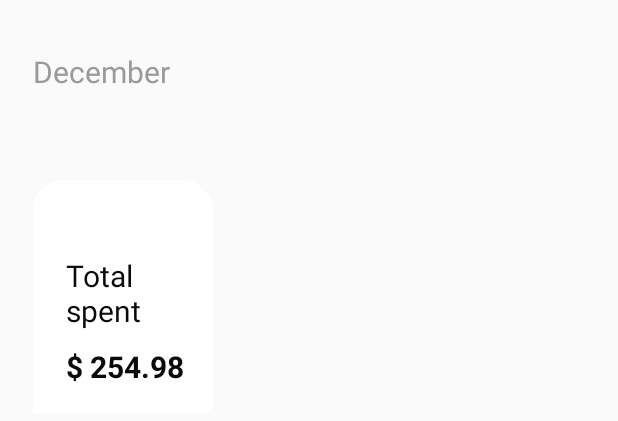
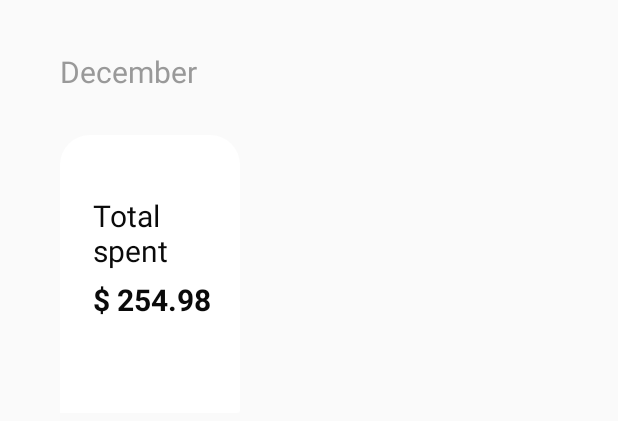
Before and after one commit to KevinLu/WatStats, an Android app: the layout monthlyspend_item.xml on its own in the app's theme, with its tools: preview values and no code run, on a phone screen of 412 x 824 dp. Shown: the top 421 px of the screen. Run offline under Robolectric (Android 15) with nearby library versions, the phone set to English and light mode, and no system bars.

Commit message:
Upgrade monthlySpending to ViewPager2 and fix margins for monthlySpend card

```diff
--- a/app/src/main/res/layout/fragment_home.xml
+++ b/app/src/main/res/layout/fragment_home.xml
@@ -32,7 +32,7 @@
         android:layout_marginTop="30dp"
         android:background="@drawable/rounded_corner" />
 
-    <androidx.viewpager.widget.ViewPager
+    <androidx.viewpager2.widget.ViewPager2
         android:id="@+id/monthly_spend_pager"
         android:layout_width="match_parent"
         android:layout_height="match_parent"
--- a/app/src/main/res/layout/monthlyspend_item.xml
+++ b/app/src/main/res/layout/monthlyspend_item.xml
@@ -3,7 +3,8 @@
     xmlns:app="http://schemas.android.com/apk/res-auto"
     android:orientation="vertical"
     android:layout_width="match_parent"
-    android:layout_height="match_parent">
+    android:layout_height="match_parent"
+    android:layout_marginStart="18dp">
 
     <androidx.cardview.widget.CardView
         android:layout_width="142dp"
@@ -25,16 +26,16 @@
 
         <RelativeLayout
             android:id="@+id/monthly_spend_card"
-            android:layout_marginTop="120dp"
+            android:layout_marginTop="90dp"
             android:layout_marginStart="22dp"
             android:layout_width="120dp"
-            android:layout_height="155dp"
+            android:layout_height="185dp"
             android:background="@drawable/monthlyspend_card_bg_inactive">
 
             <TextView
                 android:id="@+id/monthly_spend_text"
                 android:textColor="@color/almost"
-                android:layout_marginTop="50dp"
+                android:layout_marginTop="40dp"
                 android:layout_marginStart="22dp"
                 android:text="Total
                 spent"
@@ -45,7 +46,7 @@
             <TextView
                 android:id="@+id/monthly_spend_amount"
                 android:textColor="@color/almost"
-                android:layout_marginTop="10dp"
+                android:layout_marginTop="5dp"
                 android:layout_marginStart="22dp"
                 android:layout_below="@id/monthly_spend_text"
                 android:text="$ 254.98"
```
Also changed, not shown: app/src/main/java/com/kevinlu/watstats/HomeFragment.java (+10 -8 lines), app/src/main/java/com/kevinlu/watstats/MonthlySpendAdapter.java (+28 -38 lines).
